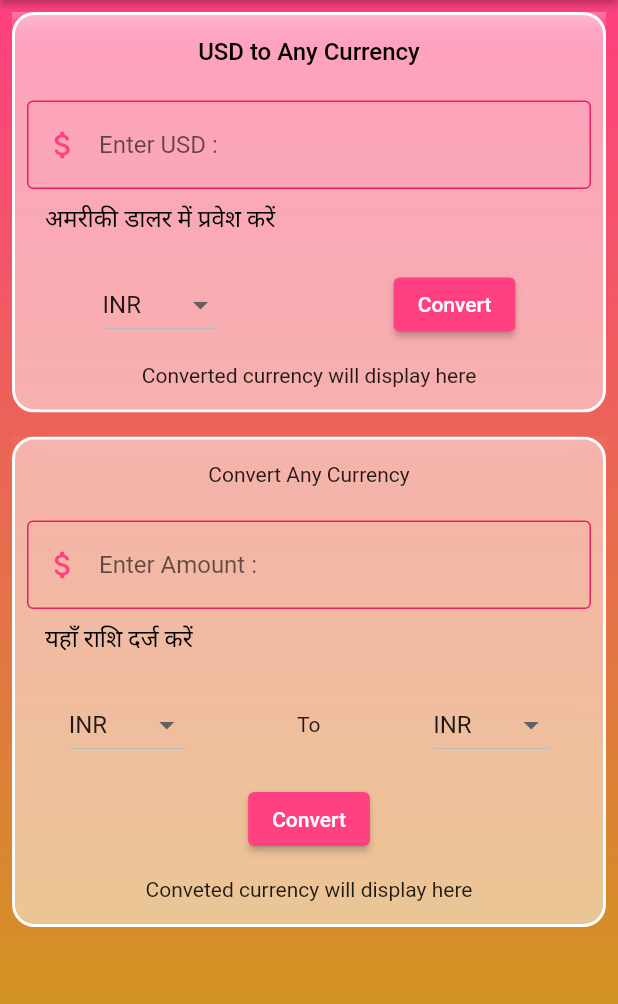
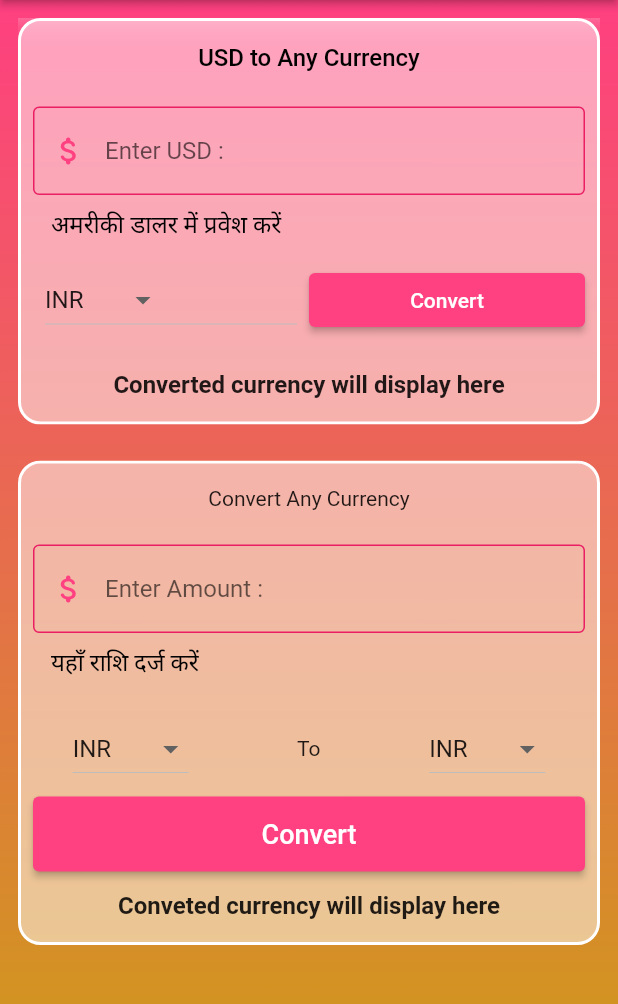
Before and after one commit to bhuvabhavik/Open-Exchange-Flutter, a Flutter app: the screen it shows after launch, on a phone screen of 412 x 824 dp, the part 84-1088 px from its top. Run offline on Flutter 3.47's test engine with Material 2 defaults, Android fonts, the phone set to English and light mode, and no system bars.

Commit message:
ui part ends here

```diff
--- a/lib/HomePage.dart
+++ b/lib/HomePage.dart
@@ -66,7 +66,7 @@ class _HomePageState extends State<HomePage> {
             child: Column(
               children: [
                 Padding(
-                  padding: const EdgeInsets.all(8.0),
+                  padding: const EdgeInsets.all(12.0),
                   child: ClipRRect(
                     child: BackdropFilter(
                       filter: ImageFilter.blur(sigmaX: 15, sigmaY: 15),
@@ -87,17 +87,23 @@ class _HomePageState extends State<HomePage> {
                             ),
                             getSizedBox(15.0, 0),
                             Padding(
-                              padding: EdgeInsets.all(8.0),
+                              padding: const EdgeInsets.all(8.0),
                               child: TextFormField(
                                 decoration: getInputDecoration("Enter USD : ",
                                     "अमरीकी डालर में प्रवेश करें"),
                               ),
                             ),
-                            getSizedBox(15.0, 0),
-                            Row(
-                              mainAxisAlignment: MainAxisAlignment.spaceAround,
+                            Padding(
+                              padding: const EdgeInsets.fromLTRB(8, 0, 8, 0),
+                              child: Row(
+                                mainAxisAlignment:
+                                    MainAxisAlignment.spaceEvenly,
+                                mainAxisSize: MainAxisSize.max,
                                 children: [
-                                DropdownButton(
+                                  Expanded(
+                                    child: Padding(
+                                      padding: const EdgeInsets.all(8.0),
+                                      child: DropdownButton(
                                         borderRadius: BorderRadius.circular(10),
                                         value: selectedMenu,
                                         items: getDropDownMenuItems(),
@@ -107,18 +113,27 @@ class _HomePageState extends State<HomePage> {
                                           });
                                         },
                                       ),
-                                ElevatedButton(
+                                    ),
+                                  ),
+                                  Expanded(
+                                    child: ElevatedButton(
                                       onPressed: () {},
-                                  child: Text("Convert"),
+                                      child: const Text("Convert"),
                                       style: ButtonStyle(
                                           backgroundColor:
                                               MaterialStateProperty.all(
                                                   Colors.pinkAccent)),
+                                    ),
                                   )
                                 ],
                               ),
+                            ),
                             getSizedBox(15.0, 0),
-                            const Text("Converted currency will display here"),
+                            const Text(
+                              "Converted currency will display here",
+                              style: TextStyle(
+                                  fontSize: 16, fontWeight: FontWeight.w600),
+                            ),
                             getSizedBox(15.0, 0),
                           ],
                         ),
@@ -127,7 +142,7 @@ class _HomePageState extends State<HomePage> {
                   ),
                 ),
                 Padding(
-                  padding: const EdgeInsets.all(8.0),
+                  padding: const EdgeInsets.all(12.0),
                   child: ClipRRect(
                     child: BackdropFilter(
                       filter: ImageFilter.blur(sigmaY: 15, sigmaX: 15),
@@ -140,7 +155,7 @@ class _HomePageState extends State<HomePage> {
                         child: Column(
                           children: [
                             getSizedBox(15.0, 0),
-                            Text("Convert Any Currency"),
+                            const Text("Convert Any Currency"),
                             getSizedBox(15.0, 0),
                             Padding(
                               padding: const EdgeInsets.all(8.0),
@@ -176,16 +191,30 @@ class _HomePageState extends State<HomePage> {
                                 ),
                               ],
                             ),
-                            getSizedBox(15.0, 0),
-                            ElevatedButton(
+                            Padding(
+                              padding: const EdgeInsets.all(8.0),
+                              child: Container(
+                                height: 50,
+                                width: double.infinity,
+                                child: ElevatedButton(
                                   onPressed: () {},
-                              child: Text("Convert"),
+                                  child: const Text(
+                                    "Convert",
+                                    style: TextStyle(fontSize: 18),
+                                  ),
                                   style: ButtonStyle(
-                                  backgroundColor: MaterialStateProperty.all(
+                                      backgroundColor:
+                                          MaterialStateProperty.all(
                                               Colors.pinkAccent)),
                                 ),
-                            getSizedBox(15.0, 0),
-                            Text("Conveted currency will display here"),
+                              ),
+                            ),
+                            getSizedBox(5.0, 0),
+                            const Text(
+                              "Conveted currency will display here",
+                              style: TextStyle(
+                                  fontSize: 16, fontWeight: FontWeight.w600),
+                            ),
                             getSizedBox(15.0, 0),
                           ],
                         ),
--- a/lib/main.dart
+++ b/lib/main.dart
@@ -12,8 +12,7 @@ class MyApp extends StatelessWidget {
   Widget build(BuildContext context) {
     return MaterialApp(
       theme: ThemeData(
-        primarySwatch: Colors.pink,
-      ),
+          primarySwatch: Colors.pink, primaryColor: Colors.pinkAccent),
       debugShowCheckedModeBanner: false,
       home: HomePage(),
     );
```
Lines whose indentation alone changed are shown as unchanged.
